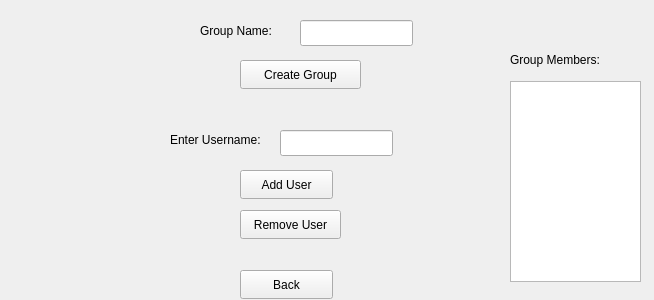
Above: ChatApp/groupwindow.ui from MoazMostafaAzab/cs2-lab-project before the change. Below: the same form after it.
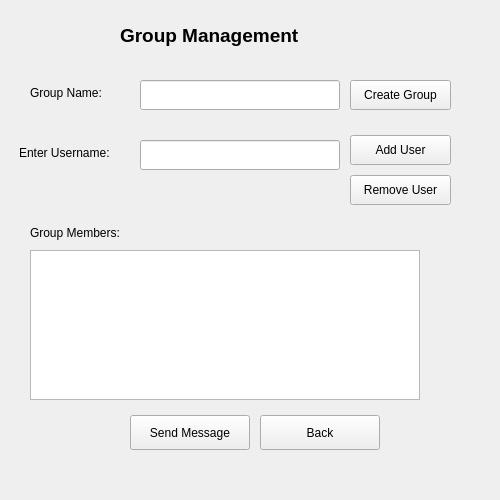
That is the form after the change.

Commit message: edited routing messages and added group message routing to go multiways

```diff
--- a/ChatApp/groupwindow.ui
+++ b/ChatApp/groupwindow.ui
@@ -6,8 +6,8 @@
    <rect>
     <x>0</x>
     <y>0</y>
-    <width>654</width>
-    <height>300</height>
+    <width>500</width>
+    <height>500</height>
    </rect>
   </property>
   <property name="windowTitle">
@@ -16,20 +16,20 @@
   <widget class="QLineEdit" name="lineEdit_GroupName">
    <property name="geometry">
     <rect>
-     <x>300</x>
-     <y>20</y>
-     <width>113</width>
-     <height>26</height>
+     <x>140</x>
+     <y>80</y>
+     <width>200</width>
+     <height>30</height>
     </rect>
    </property>
   </widget>
   <widget class="QLabel" name="label_GroupName">
    <property name="geometry">
     <rect>
-     <x>200</x>
-     <y>20</y>
-     <width>111</width>
-     <height>21</height>
+     <x>30</x>
+     <y>80</y>
+     <width>100</width>
+     <height>25</height>
     </rect>
    </property>
    <property name="text">
@@ -39,10 +39,10 @@
   <widget class="QPushButton" name="pushButton_CreateGroup">
    <property name="geometry">
     <rect>
-     <x>240</x>
-     <y>60</y>
-     <width>121</width>
-     <height>29</height>
+     <x>350</x>
+     <y>80</y>
+     <width>101</width>
+     <height>30</height>
     </rect>
    </property>
    <property name="text">
@@ -52,20 +52,20 @@
   <widget class="QLineEdit" name="lineEdit_Username">
    <property name="geometry">
     <rect>
-     <x>280</x>
-     <y>130</y>
-     <width>113</width>
-     <height>26</height>
+     <x>140</x>
+     <y>140</y>
+     <width>200</width>
+     <height>30</height>
     </rect>
    </property>
   </widget>
   <widget class="QLabel" name="label_AddUser">
    <property name="geometry">
     <rect>
-     <x>170</x>
-     <y>130</y>
-     <width>121</width>
-     <height>20</height>
+     <x>19</x>
+     <y>140</y>
+     <width>111</width>
+     <height>25</height>
     </rect>
    </property>
    <property name="text">
@@ -75,10 +75,10 @@
   <widget class="QPushButton" name="pushButton_AddUser">
    <property name="geometry">
     <rect>
-     <x>240</x>
-     <y>170</y>
-     <width>93</width>
-     <height>29</height>
+     <x>350</x>
+     <y>135</y>
+     <width>101</width>
+     <height>30</height>
     </rect>
    </property>
    <property name="text">
@@ -88,10 +88,10 @@
   <widget class="QPushButton" name="pushButton_RemoveUser">
    <property name="geometry">
     <rect>
-     <x>240</x>
-     <y>210</y>
+     <x>350</x>
+     <y>175</y>
      <width>101</width>
-     <height>29</height>
+     <height>30</height>
     </rect>
    </property>
    <property name="text">
@@ -101,20 +101,20 @@
   <widget class="QListWidget" name="listWidget_GroupMembers">
    <property name="geometry">
     <rect>
-     <x>510</x>
-     <y>81</y>
-     <width>131</width>
-     <height>201</height>
+     <x>30</x>
+     <y>250</y>
+     <width>390</width>
+     <height>150</height>
     </rect>
    </property>
   </widget>
   <widget class="QLabel" name="label">
    <property name="geometry">
     <rect>
-     <x>510</x>
-     <y>50</y>
-     <width>121</width>
-     <height>20</height>
+     <x>30</x>
+     <y>220</y>
+     <width>120</width>
+     <height>25</height>
     </rect>
    </property>
    <property name="text">
@@ -124,16 +124,48 @@
   <widget class="QPushButton" name="pushButton_groupwindowBack">
    <property name="geometry">
     <rect>
-     <x>240</x>
-     <y>270</y>
-     <width>93</width>
-     <height>29</height>
+     <x>260</x>
+     <y>415</y>
+     <width>120</width>
+     <height>35</height>
     </rect>
    </property>
    <property name="text">
     <string>Back</string>
    </property>
   </widget>
+  <widget class="QPushButton" name="pushButton_groupSendMessage">
+   <property name="geometry">
+    <rect>
+     <x>130</x>
+     <y>415</y>
+     <width>120</width>
+     <height>35</height>
+    </rect>
+   </property>
+   <property name="text">
+    <string>Send Message</string>
+   </property>
+  </widget>
+  <widget class="QLabel" name="label_2">
+   <property name="geometry">
+    <rect>
+     <x>120</x>
+     <y>20</y>
+     <width>241</width>
+     <height>30</height>
+    </rect>
+   </property>
+   <property name="font">
+    <font>
+     <pointsize>14</pointsize>
+     <bold>true</bold>
+    </font>
+   </property>
+   <property name="text">
+    <string>Group Management</string>
+   </property>
+  </widget>
  </widget>
  <resources/>
  <connections/>
```
The commit also changes 271 other files.
